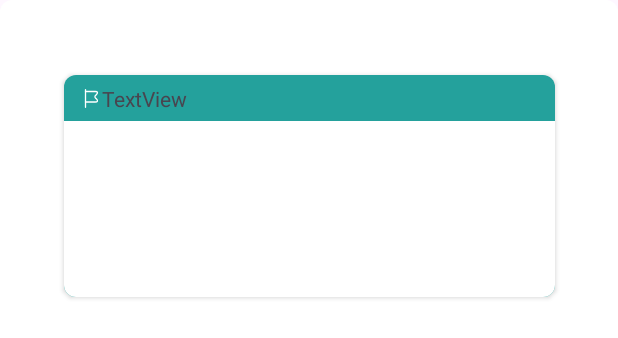
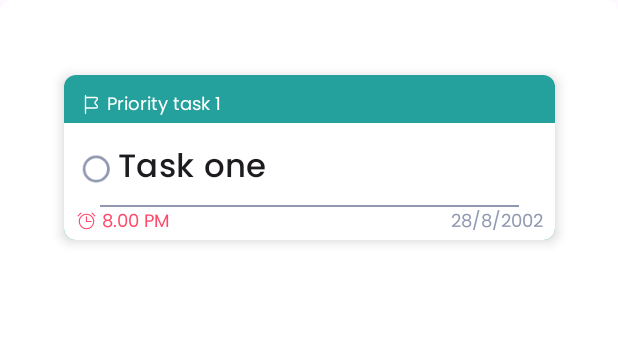
Before and after one commit to Rodinamomen/Toodey, an Android app: the layout task_item.xml on its own in the app's theme, with its tools: preview values and no code run, on a phone screen of 412 x 824 dp. Shown: the top 338 px of the screen. Run offline under Robolectric (Android 15) with nearby library versions, the phone set to English and light mode, and no system bars.

Commit message:
task item of recyclerview

```diff
--- a/app/src/main/res/layout/task_item.xml
+++ b/app/src/main/res/layout/task_item.xml
@@ -12,13 +12,14 @@
         android:layout_marginTop="50dp"
         android:background="@drawable/task_item_shape"
         app:cardCornerRadius="8dp"
+        app:cardElevation="5dp"
         app:layout_constraintEnd_toEndOf="parent"
         app:layout_constraintStart_toStartOf="parent"
         app:layout_constraintTop_toTopOf="parent">
 
         <androidx.constraintlayout.widget.ConstraintLayout
             android:layout_width="327dp"
-            android:layout_height="148dp"
+            android:layout_height="110dp"
             android:background="@color/primaryColor">
 
             <androidx.constraintlayout.widget.Guideline
@@ -27,11 +28,11 @@
                 android:layout_height="wrap_content"
                 android:orientation="horizontal"
                 app:layout_constraintEnd_toEndOf="parent"
-                app:layout_constraintGuide_begin="31dp"
+                app:layout_constraintGuide_begin="32dp"
                 app:layout_constraintStart_toStartOf="parent" />
 
             <androidx.constraintlayout.widget.ConstraintLayout
-                android:id="@+id/constraintLayout"
+                android:id="@+id/cl_color"
                 android:layout_width="0dp"
                 android:layout_height="0dp"
                 android:layout_marginStart="1dp"
@@ -43,6 +44,18 @@
                 app:layout_constraintStart_toStartOf="parent"
                 app:layout_constraintTop_toTopOf="parent">
 
+                <androidx.constraintlayout.widget.Guideline
+                    android:id="@+id/guideline5"
+                    android:layout_width="wrap_content"
+                    android:layout_height="wrap_content"
+                    android:layout_marginTop="32dp"
+                    android:orientation="horizontal"
+                    app:layout_constraintBottom_toBottomOf="parent"
+                    app:layout_constraintEnd_toEndOf="parent"
+                    app:layout_constraintGuide_begin="7dp"
+                    app:layout_constraintStart_toStartOf="parent"
+                    app:layout_constraintTop_toTopOf="parent" />
+
                 <ImageView
                     android:id="@+id/imageView3"
                     android:layout_width="wrap_content"
@@ -50,17 +63,23 @@
                     android:layout_marginStart="10dp"
                     app:layout_constraintBottom_toBottomOf="parent"
                     app:layout_constraintStart_toStartOf="parent"
-                    app:layout_constraintTop_toTopOf="parent"
+                    app:layout_constraintTop_toTopOf="@+id/guideline5"
                     app:srcCompat="@drawable/ic_flag" />
 
                 <TextView
-                    android:id="@+id/textView"
+                    android:id="@+id/tv_priority"
                     android:layout_width="wrap_content"
                     android:layout_height="wrap_content"
-                    android:text="TextView"
+                    android:layout_marginStart="3dp"
+                    android:layout_marginTop="1dp"
+                    android:fontFamily="@font/poppins"
+                    android:text="@string/priority_1"
+                    android:textColor="@color/white"
+                    android:textSize="12sp"
                     app:layout_constraintBottom_toBottomOf="parent"
                     app:layout_constraintStart_toEndOf="@+id/imageView3"
-                    app:layout_constraintTop_toTopOf="parent" />
+                    app:layout_constraintTop_toTopOf="@+id/guideline5" />
+
             </androidx.constraintlayout.widget.ConstraintLayout>
 
             <androidx.constraintlayout.widget.ConstraintLayout
@@ -71,7 +90,92 @@
                 app:layout_constraintBottom_toBottomOf="parent"
                 app:layout_constraintEnd_toEndOf="parent"
                 app:layout_constraintStart_toStartOf="parent"
-                app:layout_constraintTop_toBottomOf="@+id/constraintLayout">
+                app:layout_constraintTop_toBottomOf="@+id/cl_color">
+
+                <TextView
+                    android:id="@+id/tv_hour"
+                    android:layout_width="wrap_content"
+                    android:layout_height="wrap_content"
+                    android:layout_marginStart="3dp"
+                    android:layout_marginBottom="1dp"
+                    android:fontFamily="@font/poppins"
+                    android:text="8.00 PM"
+                    android:textColor="@color/red"
+                    android:textSize="12sp"
+                    app:layout_constraintBottom_toBottomOf="parent"
+                    app:layout_constraintStart_toEndOf="@+id/imageView4" />
+
+                <ImageView
+                    android:id="@+id/imageView4"
+                    android:layout_width="wrap_content"
+                    android:layout_height="wrap_content"
+                    android:layout_marginStart="8dp"
+                    android:layout_marginBottom="5dp"
+                    app:layout_constraintBottom_toBottomOf="parent"
+                    app:layout_constraintStart_toStartOf="parent"
+                    app:srcCompat="@drawable/ic_alarm" />
+
+                <TextView
+                    android:id="@+id/tv_date"
+                    android:layout_width="wrap_content"
+                    android:layout_height="wrap_content"
+                    android:layout_marginEnd="8dp"
+                    android:layout_marginBottom="1dp"
+                    android:fontFamily="@font/poppins"
+                    android:text="28/8/2002"
+                    android:textColor="@color/gray"
+                    android:textSize="12sp"
+                    app:layout_constraintBottom_toBottomOf="parent"
+                    app:layout_constraintEnd_toEndOf="parent" />
+
+                <View
+                    android:id="@+id/view"
+                    android:layout_width="0dp"
+                    android:layout_height="1dp"
+                    android:layout_marginStart="24dp"
+                    android:layout_marginEnd="24dp"
+                    android:background="@color/gray"
+                    android:backgroundTint="@color/gray"
+                    app:layout_constraintBottom_toTopOf="@+id/guideline7"
+                    app:layout_constraintEnd_toEndOf="parent"
+                    app:layout_constraintStart_toStartOf="parent" />
+
+                <androidx.constraintlayout.widget.Guideline
+                    android:id="@+id/guideline7"
+                    android:layout_width="wrap_content"
+                    android:layout_height="wrap_content"
+                    android:orientation="horizontal"
+                    app:layout_constraintEnd_toEndOf="parent"
+                    app:layout_constraintGuide_begin="56dp"
+                    app:layout_constraintStart_toStartOf="parent" />
+
+                <RadioButton
+                    android:id="@+id/rd_task"
+                    android:layout_width="wrap_content"
+                    android:layout_height="wrap_content"
+                    android:bufferType="normal"
+                    android:buttonTint="@color/gray"
+                    android:fontFamily="@font/poppins_medium"
+                    android:paddingLeft="0dp"
+                    android:scaleX="0.90"
+                    android:scaleY="0.90"
+                    android:text="Task one"
+                    android:textSize="24sp"
+                    app:buttonTint="@color/gray"
+                    app:layout_constraintStart_toStartOf="parent"
+                    app:layout_constraintTop_toTopOf="@+id/guideline8"
+                    app:useMaterialThemeColors="false" />
+
+                <androidx.constraintlayout.widget.Guideline
+                    android:id="@+id/guideline8"
+                    android:layout_width="wrap_content"
+                    android:layout_height="wrap_content"
+                    android:layout_marginTop="2dp"
+                    android:orientation="horizontal"
+                    app:layout_constraintEnd_toEndOf="parent"
+                    app:layout_constraintGuide_begin="7dp"
+                    app:layout_constraintStart_toStartOf="parent"
+                    app:layout_constraintTop_toTopOf="parent" />
 
             </androidx.constraintlayout.widget.ConstraintLayout>
         </androidx.constraintlayout.widget.ConstraintLayout>
```
